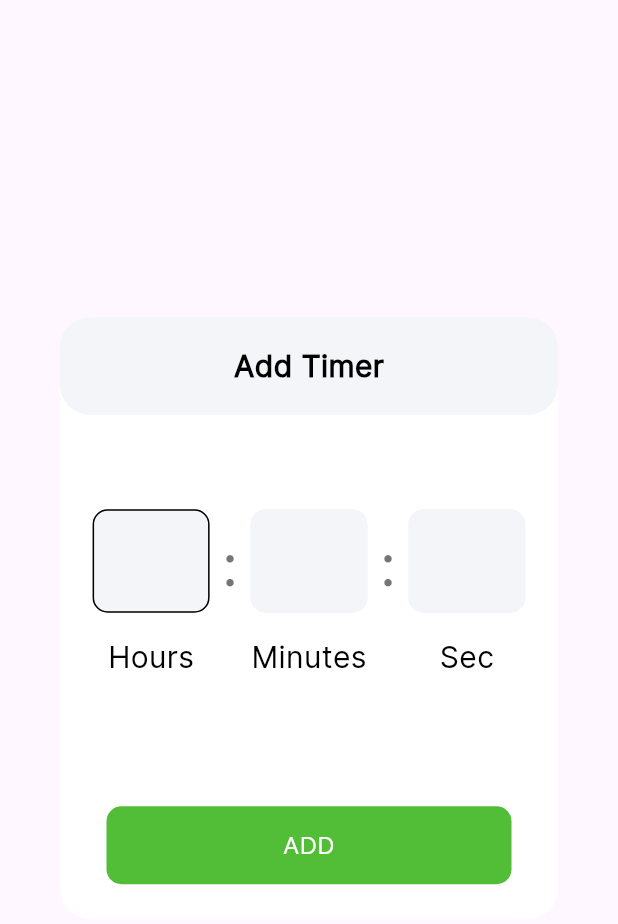
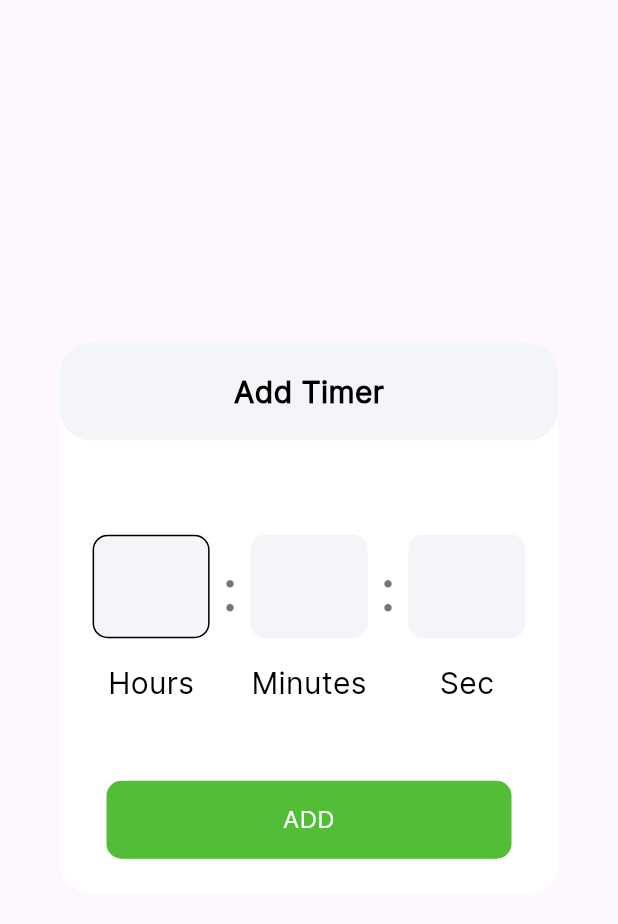
Before and after one commit to lalit127/lalit_practical_2, a Flutter app: the CommonDialog widget shown alone on an empty page, opened directly, on a phone screen of 412 x 824 dp. Shown: the top 924 px of the screen. Run offline on Flutter 3.47's test engine with Material 3 defaults, Android fonts, the phone set to English and light mode, and no system bars; our stand-ins replace flutter_svg, get, shared_preferences; accounts and stored records are empty.

Commit message:
responsive design

```diff
--- a/lib/widget/common_dialog.dart
+++ b/lib/widget/common_dialog.dart
@@ -36,7 +36,9 @@ class CommonDialog extends StatelessWidget {
               ),
             ),
             const SizedBox(height: 63),
-            Row(
+            Padding(
+              padding: EdgeInsets.symmetric(horizontal: 10),
+              child: Row(
                 mainAxisAlignment: MainAxisAlignment.center,
                 crossAxisAlignment: CrossAxisAlignment.start,
                 children: [
@@ -95,9 +97,8 @@ class CommonDialog extends StatelessWidget {
                   ),
                 ],
               ),
-            const SizedBox(
-              height: 85,
             ),
+            SizedBox(height: 51),
             Padding(
               padding: const EdgeInsets.symmetric(horizontal: 31.0),
               child: InkWell(
```
Lines whose indentation alone changed are shown as unchanged.
